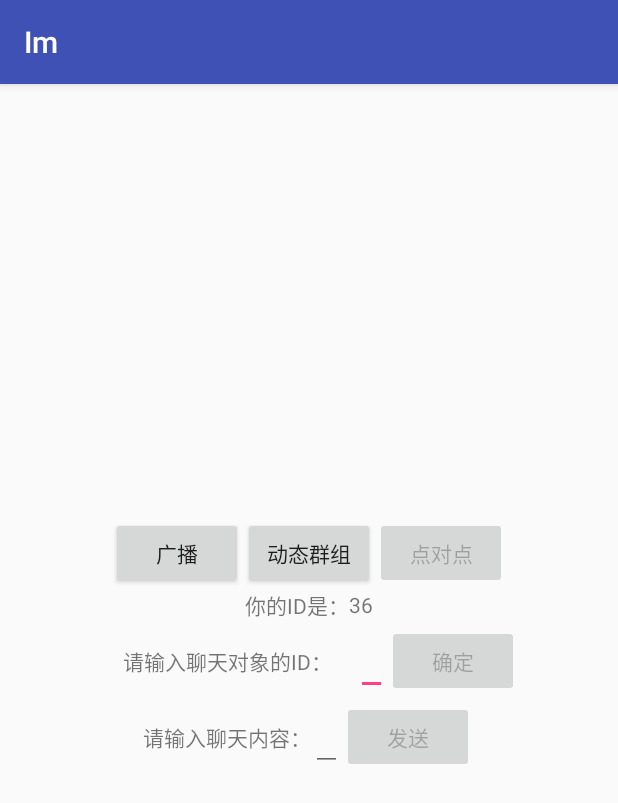
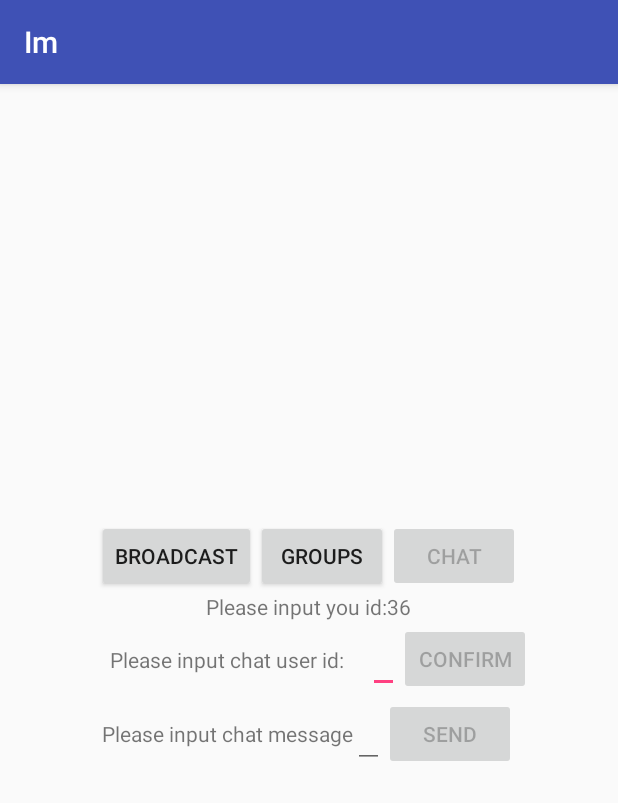
Before and after one commit to xlui/WebSocketExample, an Android app: the ChatActivity screen opened directly, with no data from a screen before it, on a phone screen of 412 x 824 dp. Shown: the top 803 px of the screen. Run offline under Robolectric (Android 15) with nearby library versions, the phone set to English and light mode, and no system bars; libraries missing offline, so code that uses them is left out: ua.naiksoftware.stomp; 4 statements that could not run were skipped.

Commit message:
Update comment and ui language

```diff
--- a/AndroidClient/app/src/main/java/app/xlui/example/im/activities/ChatActivity.java
+++ b/AndroidClient/app/src/main/java/app/xlui/example/im/activities/ChatActivity.java
@@ -1,6 +1,5 @@
 package app.xlui.example.im.activities;
 
-import android.annotation.SuppressLint;
 import android.content.Intent;
 import android.os.Bundle;
 import android.support.annotation.Nullable;
@@ -24,44 +23,43 @@ import app.xlui.example.im.util.StompUtils;
 import ua.naiksoftware.stomp.Stomp;
 import ua.naiksoftware.stomp.StompClient;
 
+@SuppressWarnings({"FieldCanBeLocal", "ResultOfMethodCallIgnored", "CheckResult"})
 public class ChatActivity extends AppCompatActivity {
-    private Button broadcast;
-    private Button groups;
-    private Button chat;
+    private Button broadcastButton;
+    private Button groupButton;
+    private Button chatButton;
 
-    private TextView userId;
-    private EditText chatUserId;
-    private Button submit;
-    private EditText chatMessage;
-    private Button send;
-    private TextView show;
+    private TextView userIdText;
+    private EditText chatUserIdText;
+    private Button submitButton;
+    private EditText chatMessageText;
+    private Button sendButton;
+    private TextView showText;
 
-    private String user_id;
-    private String chat_user_id;
+    private String userId;
+    private String chatUserId;
 
     private void init() {
-        broadcast = findViewById(R.id.broadcast);
-        groups = findViewById(R.id.groups);
-        chat = findViewById(R.id.chat);
-        chat.setEnabled(false);
+        broadcastButton = findViewById(R.id.broadcast);
+        groupButton = findViewById(R.id.groups);
+        chatButton = findViewById(R.id.chat);
+        chatButton.setEnabled(false);
 
-        userId = findViewById(R.id.id);
-        user_id = String.valueOf(new Random().nextInt(100));
-        userId.setText(user_id);
+        userIdText = findViewById(R.id.id);
+        userId = String.valueOf(new Random().nextInt(100));
+        userIdText.setText(userId);
 
-        chatUserId = findViewById(R.id.chat_user_id);
-        submit = findViewById(R.id.submit);
-        submit.setEnabled(false);
+        chatUserIdText = findViewById(R.id.chat_user_id);
+        submitButton = findViewById(R.id.submit);
+        submitButton.setEnabled(false);
 
-        chatMessage = findViewById(R.id.chat_message);
-        send = findViewById(R.id.send);
-        send.setEnabled(false);
+        chatMessageText = findViewById(R.id.chat_message);
+        sendButton = findViewById(R.id.send);
+        sendButton.setEnabled(false);
 
-        show = findViewById(R.id.show);
+        showText = findViewById(R.id.show);
     }
 
-    @SuppressWarnings("ResultOfMethodCallIgnored")
-    @SuppressLint("CheckResult")
     @Override
     protected void onCreate(@Nullable Bundle savedInstanceState) {
         super.onCreate(savedInstanceState);
@@ -70,23 +68,24 @@ public class ChatActivity extends AppCompatActivity {
         this.init();
 
         StompClient stompClient = Stomp.over(Stomp.ConnectionProvider.OKHTTP, Const.address);
+        Toast.makeText(this, "Start connecting to server", Toast.LENGTH_SHORT).show();
         stompClient.connect();
-        Toast.makeText(this, "Connect start", Toast.LENGTH_SHORT).show();
         StompUtils.lifecycle(stompClient);
 
-        stompClient.topic(Const.chatResponse.replace(Const.placeholder, user_id)).subscribe(stompMessage -> {
+        Log.i(Const.TAG, "Subscribe chat endpoint to receive response");
+        stompClient.topic(Const.chatResponse.replace(Const.placeholder, userId)).subscribe(stompMessage -> {
             JSONObject jsonObject = new JSONObject(stompMessage.getPayload());
             Log.i(Const.TAG, "Receive: " + jsonObject.toString());
             runOnUiThread(() -> {
                 try {
-                    show.append(jsonObject.getString("response") + "\n");
+                    showText.append(jsonObject.getString("response") + "\n");
                 } catch (JSONException e) {
                     e.printStackTrace();
                 }
             });
         });
 
-        chatUserId.addTextChangedListener(new TextWatcher() {
+        chatUserIdText.addTextChangedListener(new TextWatcher() {
             @Override
             public void beforeTextChanged(CharSequence s, int start, int count, int after) {
 
@@ -99,42 +98,43 @@ public class ChatActivity extends AppCompatActivity {
 
             @Override
             public void afterTextChanged(Editable s) {
-                if (!submit.isEnabled())
-                    submit.setEnabled(true);
+                if (!submitButton.isEnabled())
+                    submitButton.setEnabled(true);
             }
         });
 
-        submit.setOnClickListener(v -> {
-            chat_user_id = chatUserId.getText().toString();
-            if (chat_user_id.length() == 0) {
+        submitButton.setOnClickListener(v -> {
+            chatUserId = chatUserIdText.getText().toString();
+            if (chatUserId.length() == 0) {
                 return;
             }
-            submit.setEnabled(false);
-            send.setEnabled(true);
+            submitButton.setEnabled(false);
+            sendButton.setEnabled(true);
         });
 
-        send.setOnClickListener(v -> {
+        sendButton.setOnClickListener(v -> {
             JSONObject jsonObject = new JSONObject();
             try {
-                jsonObject.put("userID", chat_user_id);
-                jsonObject.put("fromUserID", userId.getText().toString());
-                jsonObject.put("message", chatMessage.getText());
+                jsonObject.put("userID", chatUserId);
+                jsonObject.put("fromUserID", userIdText.getText().toString());
+                jsonObject.put("message", chatMessageText.getText());
             } catch (JSONException e) {
                 e.printStackTrace();
             }
-            if (chat_user_id == null || chat_user_id.length() == 0) {
-                chat_user_id = chatUserId.getText().toString();
+            if (chatUserId == null || chatUserId.length() == 0) {
+                chatUserId = chatUserIdText.getText().toString();
             }
             stompClient.send(Const.chat, jsonObject.toString()).subscribe();
+            chatMessageText.setText("");
         });
 
-        broadcast.setOnClickListener(v -> {
+        broadcastButton.setOnClickListener(v -> {
             Intent intent = new Intent();
             intent.setClass(ChatActivity.this, BroadcastActivity.class);
             startActivity(intent);
             this.finish();
         });
-        groups.setOnClickListener(v -> {
+        groupButton.setOnClickListener(v -> {
             Intent intent = new Intent();
             intent.setClass(ChatActivity.this, GroupActivity.class);
             startActivity(intent);
--- a/AndroidClient/app/src/main/res/values/strings.xml
+++ b/AndroidClient/app/src/main/res/values/strings.xml
@@ -1,17 +1,17 @@
 <resources>
     <string name="app_name">Im</string>
 
-    <string name="broadcast">广播</string>
-    <string name="groups">动态群组</string>
-    <string name="chat">点对点</string>
+    <string name="broadcast">Broadcast</string>
+    <string name="groups">Groups</string>
+    <string name="chat">Chat</string>
 
-    <string name="broadcast_prompt">请输入你的名字：</string>
-    <string name="send">发送</string>
+    <string name="broadcast_prompt">Please input you name:</string>
+    <string name="send">Send</string>
 
-    <string name="group_prompt">请输入你要加入的群组：</string>
-    <string name="confirm">确定</string>
+    <string name="group_prompt">Please input the group id:</string>
+    <string name="confirm">Confirm</string>
 
-    <string name="id_prompt">你的ID是：</string>
-    <string name="chat_user_id">请输入聊天对象的ID：</string>
-    <string name="chat_message">请输入聊天内容：</string>
+    <string name="id_prompt">Please input you id:</string>
+    <string name="chat_user_id">Please input chat user id:</string>
+    <string name="chat_message">Please input chat message</string>
 </resources>
--- a/WebSocketServer/src/main/java/app/xlui/example/im/config/WebMvcConfig.java
+++ b/WebSocketServer/src/main/java/app/xlui/example/im/config/WebMvcConfig.java
@@ -2,10 +2,10 @@ package app.xlui.example.im.config;
 
 import org.springframework.context.annotation.Configuration;
 import org.springframework.web.servlet.config.annotation.ViewControllerRegistry;
-import org.springframework.web.servlet.config.annotation.WebMvcConfigurerAdapter;
+import org.springframework.web.servlet.config.annotation.WebMvcConfigurer;
 
 @Configuration
-public class WebMvcConfig extends WebMvcConfigurerAdapter {
+public class WebMvcConfig implements WebMvcConfigurer {
     @Override
     public void addViewControllers(ViewControllerRegistry registry) {
         registry.addViewController("/broadcast").setViewName("/broadcast");
```
Also changed, not shown: AndroidClient/app/src/main/java/app/xlui/example/im/activities/BroadcastActivity.java (+25 -26 lines), AndroidClient/app/src/main/java/app/xlui/example/im/activities/GroupActivity.java (+40 -41 lines), AndroidClient/app/src/main/java/app/xlui/example/im/conf/Const.java (+4 -3 lines), AndroidClient/app/src/main/java/app/xlui/example/im/util/StompUtils.java (+6 -5 lines), WebSocketServer/src/main/java/app/xlui/example/im/config/HandshakeInterceptor.java (+6 -10 lines), WebSocketServer/src/main/java/app/xlui/example/im/config/WebSocketConfig.java (+11 -5 lines), WebSocketServer/src/main/java/app/xlui/example/im/web/WebSocketController.java (+17 -14 lines), 3 other files.
